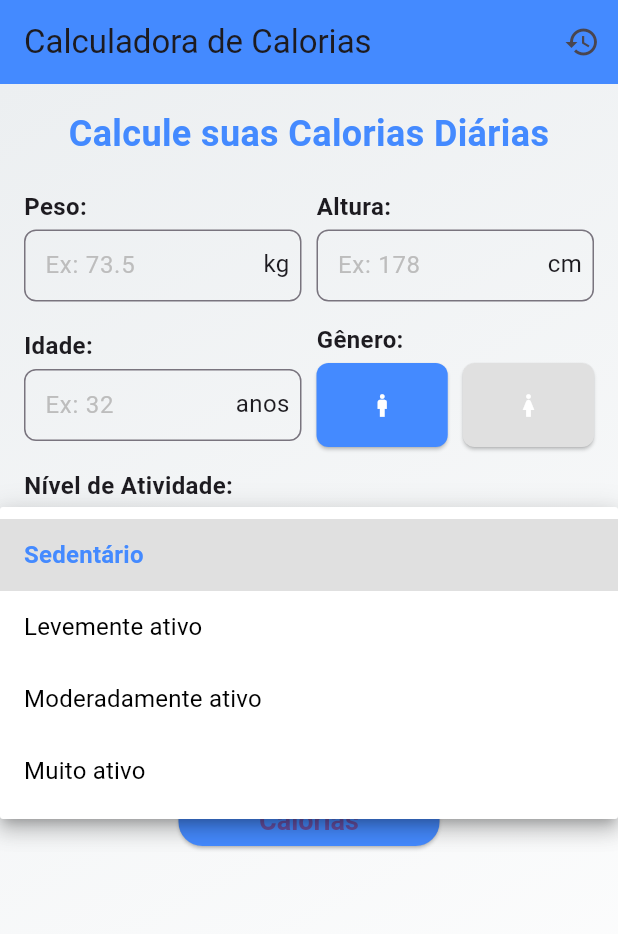
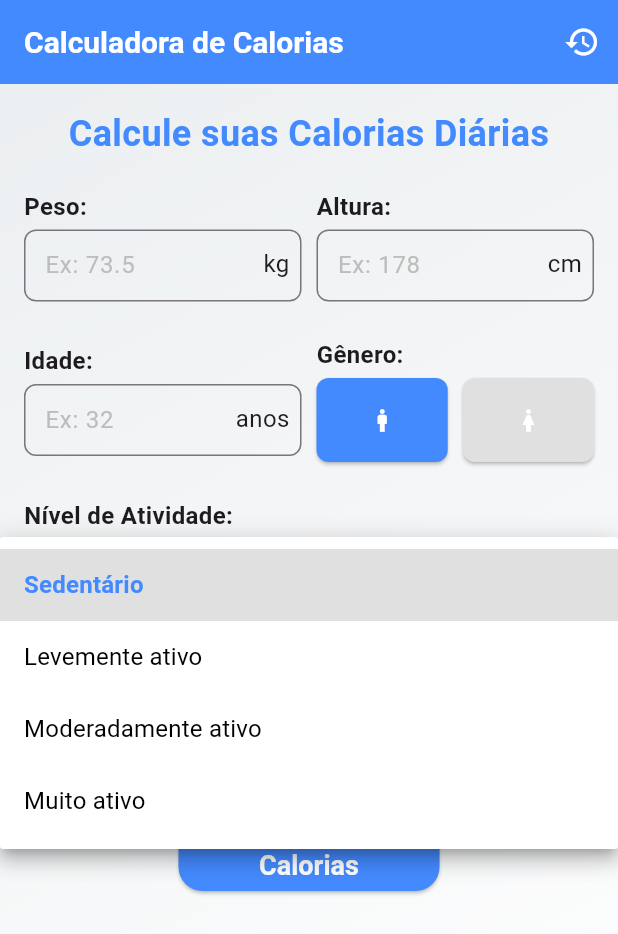
Before and after one commit to AlexsandroFde/Balance_Fit, a Flutter app: the screen it shows after launch, after a tap on "Sedentário", on a phone screen of 412 x 824 dp. Shown: the top 934 px of the screen. Run offline on Flutter 3.47's test engine with Material 3 defaults, Android fonts, the phone set to English and light mode, and no system bars; our stand-ins replace shared_preferences.

Commit message:
splash screen added

```diff
--- a/lib/constants/app_routes.dart
+++ b/lib/constants/app_routes.dart
@@ -2,15 +2,18 @@ import 'package:flutter/material.dart';
 import '../screens/history/history_screen.dart';
 import '../screens/home/home_screen.dart';
 import '../screens/result/result_screen.dart';
+import '../screens/splash_screen.dart';
 
 // Configuração de Rotas
 class AppRoutes {
-  static const String home = '/';
+  static const String splash = '/';
+  static const String home = '/home';
   static const String resultado = '/resultado';
   static const String historico = '/historico';
 
   static Map<String, Widget Function(BuildContext)> define() {
     return {
+      splash: (context) => const SplashScreen(),
       home: (context) => const HomeScreen(),
       resultado: (context) => const ResultScreen(),
       historico: (context) => const HistoryScreen(),
--- a/lib/main.dart
+++ b/lib/main.dart
@@ -13,11 +13,24 @@ class MyApp extends StatelessWidget {
   Widget build(BuildContext context) {
     return MaterialApp(
       theme: ThemeData(
-        appBarTheme: const AppBarTheme(color: AppColors.theme),
+        appBarTheme: const AppBarTheme(
+          color: AppColors.theme,
+          iconTheme: IconThemeData(color: AppColors.white),
+          titleTextStyle: TextStyle(
+            color: AppColors.white,
+            fontSize: 20,
+            fontWeight: FontWeight.bold,
+          ),
+        ),
+        elevatedButtonTheme: ElevatedButtonThemeData(
+          style: ButtonStyle(
+            foregroundColor: WidgetStateProperty.all<Color>(AppColors.white),
+          ),
+        ),
         visualDensity: VisualDensity.adaptivePlatformDensity,
       ),
       debugShowCheckedModeBanner: false,
-      initialRoute: AppRoutes.home,
+      initialRoute: AppRoutes.splash,
       routes: AppRoutes.define(),
     );
   }
--- /dev/null
+++ b/lib/screens/splash_screen.dart
@@ -0,0 +1,41 @@
+import 'package:flutter/material.dart';
+import '../constants/app_colors.dart';
+import '../constants/app_routes.dart';
+
+class SplashScreen extends StatefulWidget {
+  const SplashScreen({Key? key}) : super(key: key);
+
+  @override
+  SplashScreenState createState() => SplashScreenState();
+}
+
+class SplashScreenState extends State<SplashScreen> {
+  @override
+  void initState() {
+    super.initState();
+    _navigateToHome();
+  }
+
+  Future<void> _navigateToHome() async {
+    await Future.delayed(const Duration(seconds: 3));
+    Navigator.pushReplacementNamed(context, AppRoutes.home);
+  }
+
+  @override
+  Widget build(BuildContext context) {
+    return Scaffold(
+      body: Container(
+        decoration: BoxDecoration(
+          gradient: LinearGradient(
+            colors: [AppColors.primary, Colors.white],
+            begin: Alignment.topLeft,
+            end: Alignment.bottomRight,
+          ),
+        ),
+        child: Center(
+          child: Image.asset('assets/images/splash_logo.png', width: 150, height: 150),
+        ),
+      ),
+    );
+  }
+}
--- a/lib/widgets/custom_dropdown_field.dart
+++ b/lib/widgets/custom_dropdown_field.dart
@@ -61,8 +61,18 @@ class CustomDropdownField extends StatelessWidget {
             decoration: InputDecoration(
               contentPadding: const EdgeInsets.symmetric(vertical: 10, horizontal: 10),
               border: OutlineInputBorder(
-                borderRadius: BorderRadius.circular(8),
-                borderSide: BorderSide(color: AppColors.primary),
+                borderRadius: BorderRadius.circular(8.0),
+                borderSide: const BorderSide(
+                  color: AppColors.theme,
+                  width: 1.5,
+                ),
+              ),
+              focusedBorder: OutlineInputBorder(
+                borderRadius: BorderRadius.circular(8.0),
+                borderSide: const BorderSide(
+                  color: AppColors.theme,
+                  width: 1.5,
+                ),
               ),
             ),
             dropdownColor: AppColors.white,
--- a/lib/widgets/custom_selector.dart
+++ b/lib/widgets/custom_selector.dart
@@ -79,7 +79,7 @@ class CustomSelectorState<T> extends State<CustomSelector<T>> {
             );
           }),
         ),
-        const SizedBox(height: 14),
+        const SizedBox(height: 24),
       ],
     );
   }
--- a/lib/widgets/custom_text_field.dart
+++ b/lib/widgets/custom_text_field.dart
@@ -31,7 +31,7 @@ class CustomTextField extends StatelessWidget {
         ),
         const SizedBox(height: 4),
         SizedBox(
-          height: 62,
+          height: 72,
           child: TextFormField(
             controller: controller,
             keyboardType: const TextInputType.numberWithOptions(decimal: true),
@@ -39,8 +39,18 @@ class CustomTextField extends StatelessWidget {
               hintText: hintText,
               hintStyle: TextStyle(color: AppColors.hintText),
               border: OutlineInputBorder(
-                borderRadius: BorderRadius.circular(8),
-                borderSide: const BorderSide(color: AppColors.theme),
+                borderRadius: BorderRadius.circular(8.0),
+                borderSide: const BorderSide(
+                  color: AppColors.theme,
+                  width: 1.5,
+                ),
+              ),
+              focusedBorder: OutlineInputBorder(
+                borderRadius: BorderRadius.circular(8.0),
+                borderSide: const BorderSide(
+                  color: AppColors.theme,
+                  width: 1.5,
+                ),
               ),
               contentPadding: const EdgeInsets.symmetric(vertical: 10, horizontal: 10),
               suffixIcon: Padding(
```
Also changed, not shown: pubspec.yaml (+7 -0 lines), assets/images/splash_logo.png (added), pubspec.lock, 11 other files.
